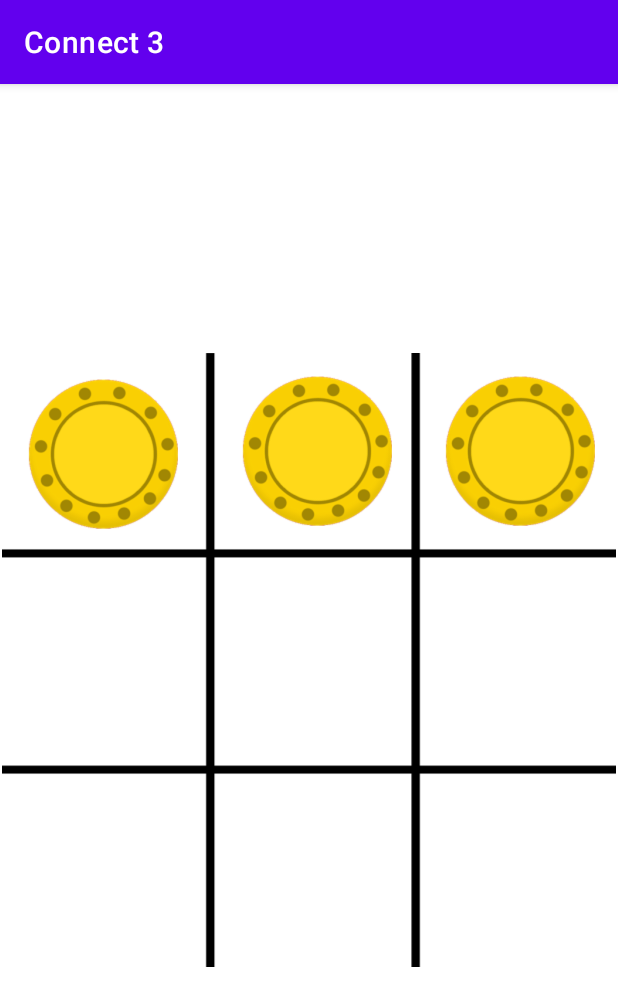
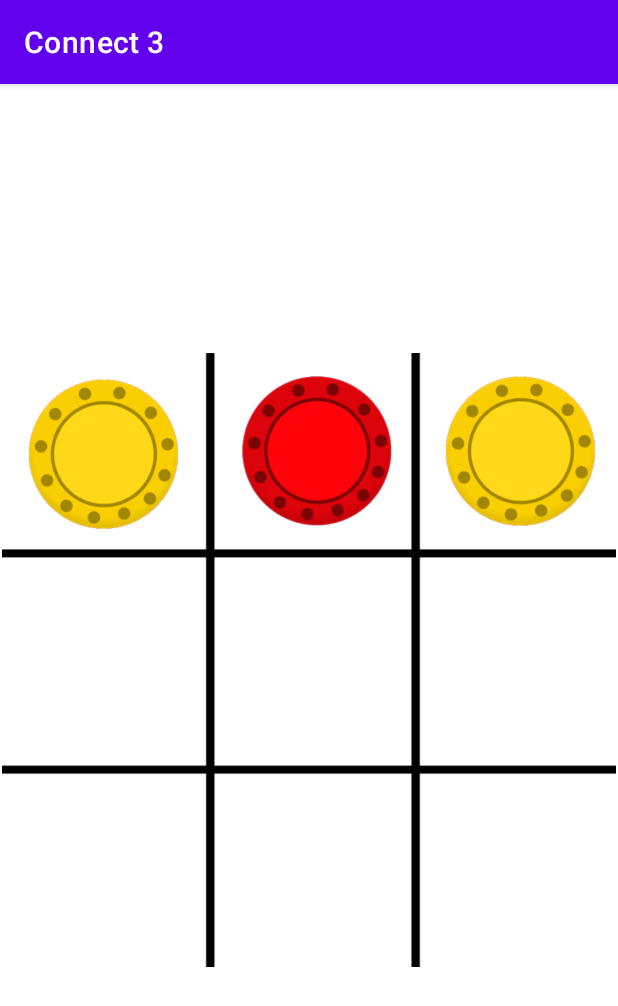
Before and after one commit to mrlocococo/connect3, an Android app: the screen it shows after launch (MainActivity), after a tap on an icon or button, on a phone screen of 412 x 824 dp. Shown: the top 1006 px of the screen. Run offline under Robolectric (Android 15) with nearby library versions, the phone set to English and light mode, and no system bars; 2 other taps on this screen came first.

```diff
--- a/app/src/main/java/com/example/connect3/MainActivity.java
+++ b/app/src/main/java/com/example/connect3/MainActivity.java
@@ -3,20 +3,60 @@ package com.example.connect3;
 import androidx.appcompat.app.AppCompatActivity;
 
 import android.os.Bundle;
+import android.util.Log;
 import android.view.View;
 import android.widget.ImageView;
+import android.widget.Toast;
 
 public class MainActivity extends AppCompatActivity {
+
+    // 0: yellow, 1: red, 2: empty
+
+    int[] gameState = {2, 2, 2, 2, 2, 2, 2, 2, 2};
+
+    int[] [] winningPositions = {{0, 1 , 2}, {3, 4, 5}, {6, 7, 8}, {0, 3, 6}, {1, 4, 7}, {2, 5, 8},{0, 4, 8}, {2, 4, 6}};
+
+    int activePlayer = 0;
 
     public void dropIn(View view) {
 
         ImageView counter = (ImageView) view;
 
+        Log.i("Tag", counter.getTag().toString());
+
+        int tappedCounter = Integer.parseInt(counter.getTag().toString());
+
+        gameState[tappedCounter] = activePlayer;
+
         counter.setTranslationY(-1500);
 
-        counter.setImageResource(R.drawable.yellow);
+        if (activePlayer == 0) {
+
+            counter.setImageResource(R.drawable.yellow);
+
+            activePlayer = 1;
+
+        } else {
+
+            counter.setImageResource(R.drawable.red);
+
+            activePlayer = 0;
+
+        }
 
         counter.animate().translationYBy(1500).rotation(3600).setDuration(300);
+
+        for (int[] winningPosition : winningPositions) {
+
+            if (gameState[winningPosition[0]] == gameState[winningPosition[1]] && gameState[winningPosition[1]] == gameState[winningPosition[2]] && gameState[winningPosition[0]] !=2) {
+
+                // Someone has won!
+
+                Toast.makeText(this, "Someone has won!", Toast.LENGTH_SHORT).show();
+
+            }
+
+        }
 
     }
 
--- a/app/src/main/res/layout/activity_main.xml
+++ b/app/src/main/res/layout/activity_main.xml
@@ -29,7 +29,8 @@
             android:layout_width="100dp"
             android:layout_height="100dp"
             android:layout_margin="17dp"
-            android:onClick="dropIn" />
+            android:onClick="dropIn"
+            android:tag="0" />
 
         <ImageView
             android:id="@+id/imageView2"
@@ -38,7 +39,8 @@
             android:layout_margin="15dp"
             android:layout_marginStart="25dp"
             android:layout_marginLeft="25dp"
-            android:onClick="dropIn" />
+            android:onClick="dropIn"
+            android:tag="1"/>
 
         <ImageView
             android:id="@+id/imageView3"
@@ -47,7 +49,8 @@
             android:layout_margin="15dp"
             android:layout_marginStart="25dp"
             android:layout_marginLeft="20dp"
-            android:onClick="dropIn" />
+            android:onClick="dropIn"
+            android:tag="2"/>
 
         <ImageView
             android:id="@+id/imageView4"
@@ -55,7 +58,8 @@
             android:layout_height="100dp"
             android:layout_margin="17dp"
             android:layout_marginTop="25dp"
-            android:onClick="dropIn" />
+            android:onClick="dropIn"
+            android:tag="3"/>
 
         <ImageView
             android:id="@+id/imageView5"
@@ -65,7 +69,8 @@
             android:layout_marginStart="25dp"
             android:layout_marginLeft="25dp"
             android:layout_marginTop="25dp"
-            android:onClick="dropIn" />
+            android:onClick="dropIn"
+            android:tag="4"/>
 
         <ImageView
             android:id="@+id/imageView6"
@@ -75,7 +80,8 @@
             android:layout_marginStart="25dp"
             android:layout_marginLeft="20dp"
             android:layout_marginTop="25dp"
-            android:onClick="dropIn" />
+            android:onClick="dropIn"
+            android:tag="5"/>
 
         <ImageView
             android:id="@+id/imageView7"
@@ -83,7 +89,8 @@
             android:layout_height="100dp"
             android:layout_margin="17dp"
             android:layout_marginTop="25dp"
-            android:onClick="dropIn" />
+            android:onClick="dropIn"
+            android:tag="6"/>
 
         <ImageView
             android:id="@+id/imageView8"
@@ -93,7 +100,8 @@
             android:layout_marginStart="25dp"
             android:layout_marginLeft="25dp"
             android:layout_marginTop="25dp"
-            android:onClick="dropIn" />
+            android:onClick="dropIn"
+            android:tag="7"/>
 
         <ImageView
             android:id="@+id/imageView9"
@@ -103,7 +111,8 @@
             android:layout_marginStart="25dp"
             android:layout_marginLeft="20dp"
             android:layout_marginTop="25dp"
-            android:onClick="dropIn" />
+            android:onClick="dropIn"
+            android:tag="8"/>
 
     </androidx.gridlayout.widget.GridLayout>
 </androidx.constraintlayout.widget.ConstraintLayout>
```
